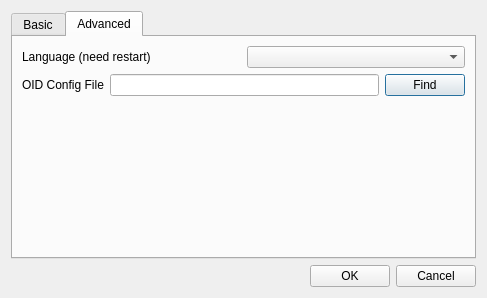
Above: BerEditor/settings_dlg.ui from jykim74/BerEditor before the change. Below: the same form after it.
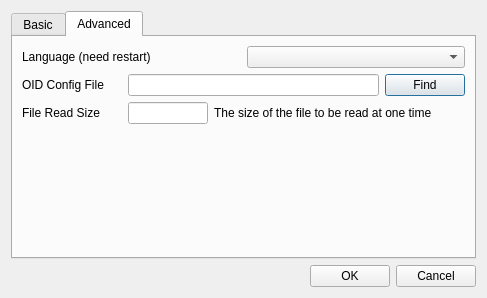
That is the form after the change. The open tabs and pages were chosen to show the change.

The edit to the form file:
```diff
--- a/BerEditor/settings_dlg.ui
+++ b/BerEditor/settings_dlg.ui
@@ -121,6 +121,12 @@
          </property>
          <item row="0" column="0">
           <widget class="QLabel" name="label_2">
+           <property name="minimumSize">
+            <size>
+             <width>100</width>
+             <height>0</height>
+            </size>
+           </property>
            <property name="text">
             <string>OID Config File</string>
            </property>
@@ -165,6 +171,52 @@
          </property>
         </spacer>
        </item>
+       <item row="2" column="0">
+        <layout class="QGridLayout" name="gridLayout_5">
+         <property name="topMargin">
+          <number>0</number>
+         </property>
+         <item row="0" column="1">
+          <widget class="QLineEdit" name="mFileReadSizeText">
+           <property name="maximumSize">
+            <size>
+             <width>80</width>
+             <height>16777215</height>
+            </size>
+           </property>
+           <property name="maxLength">
+            <number>10</number>
+           </property>
+          </widget>
+         </item>
+         <item row="0" column="2">
+          <widget class="QLabel" name="label_5">
+           <property name="text">
+            <string>The size of the file to be read at one time</string>
+           </property>
+          </widget>
+         </item>
+         <item row="0" column="0">
+          <widget class="QLabel" name="label_4">
+           <property name="minimumSize">
+            <size>
+             <width>100</width>
+             <height>0</height>
+            </size>
+           </property>
+           <property name="maximumSize">
+            <size>
+             <width>100</width>
+             <height>16777215</height>
+            </size>
+           </property>
+           <property name="text">
+            <string>File Read Size</string>
+           </property>
+          </widget>
+         </item>
+        </layout>
+       </item>
       </layout>
      </widget>
     </widget>
```
Left out of the diff: 2 changed lines with no effect on the pictures.
